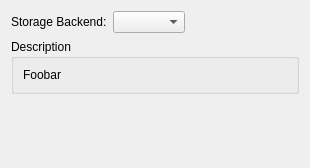
The window that src/qtui/ui/coreconfigwizardstorageselectionpage.ui (quassel/quassel) describes before a commit, drawn with Qt 5.
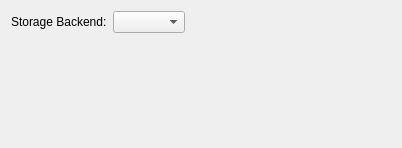
The same window after the commit.

Commit message:
Fix layout issues in CoreConfigWizard; cleanup
Qt has trouble layouting widgets dynamically added to wizard pages,
so switch to using QStackedWidget for storage and authenticator
settings. Add size policies as needed and explicitly set the size of
all pages to fit the largest one to ensure that the wizard is large
enough.

While we're at it, clean up related code a bit.

Closes GH-170.

What changed in the file:
```diff
--- a/src/qtui/ui/coreconfigwizardstorageselectionpage.ui
+++ b/src/qtui/ui/coreconfigwizardstorageselectionpage.ui
@@ -6,14 +6,14 @@
    <rect>
     <x>0</x>
     <y>0</y>
-    <width>310</width>
-    <height>168</height>
+    <width>402</width>
+    <height>148</height>
    </rect>
   </property>
   <property name="windowTitle">
    <string>Form</string>
   </property>
-  <layout class="QVBoxLayout">
+  <layout class="QVBoxLayout" name="verticalLayout">
    <item>
     <layout class="QHBoxLayout">
      <item>
@@ -43,8 +43,8 @@
        </property>
        <property name="sizeHint" stdset="0">
         <size>
-         <width>40</width>
-         <height>20</height>
+         <width>0</width>
+         <height>0</height>
         </size>
        </property>
       </spacer>
@@ -52,25 +52,29 @@
     </layout>
    </item>
    <item>
-    <widget class="QGroupBox" name="descriptionBox">
-     <property name="title">
-      <string>Description</string>
+    <widget class="QStackedWidget" name="descriptionStack">
+     <property name="sizePolicy">
+      <sizepolicy hsizetype="MinimumExpanding" vsizetype="MinimumExpanding">
+       <horstretch>0</horstretch>
+       <verstretch>0</verstretch>
+      </sizepolicy>
      </property>
-     <layout class="QVBoxLayout">
-      <item>
-       <widget class="QLabel" name="description">
-        <property name="text">
-         <string notr="true">Foobar</string>
-        </property>
-        <property name="alignment">
-         <set>Qt::AlignLeading|Qt::AlignLeft|Qt::AlignTop</set>
-        </property>
-        <property name="wordWrap">
-         <bool>true</bool>
-        </property>
-       </widget>
-      </item>
-     </layout>
+     <property name="currentIndex">
+      <number>-1</number>
+     </property>
+    </widget>
+   </item>
+   <item>
+    <widget class="QStackedWidget" name="storageSettingsStack">
+     <property name="sizePolicy">
+      <sizepolicy hsizetype="MinimumExpanding" vsizetype="MinimumExpanding">
+       <horstretch>0</horstretch>
+       <verstretch>0</verstretch>
+      </sizepolicy>
+     </property>
+     <property name="currentIndex">
+      <number>-1</number>
+     </property>
     </widget>
    </item>
    <item>
@@ -80,8 +84,8 @@
      </property>
      <property name="sizeHint" stdset="0">
       <size>
-       <width>20</width>
-       <height>40</height>
+       <width>0</width>
+       <height>0</height>
       </size>
      </property>
     </spacer>
```
The commit also changes 5 other files.
